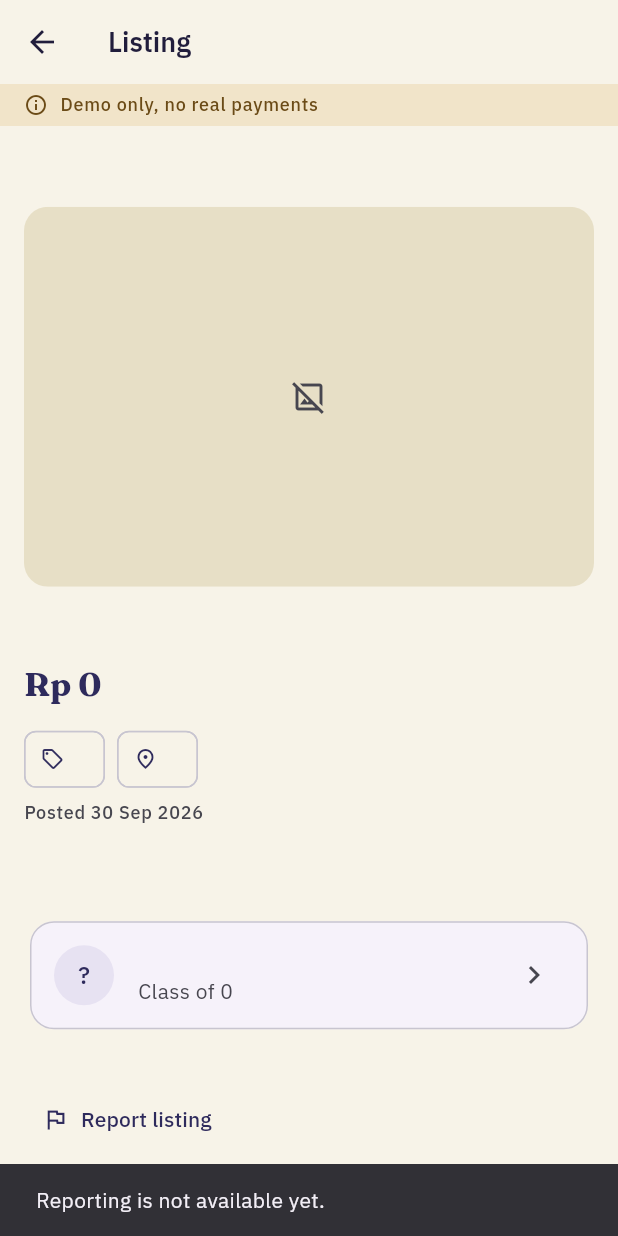
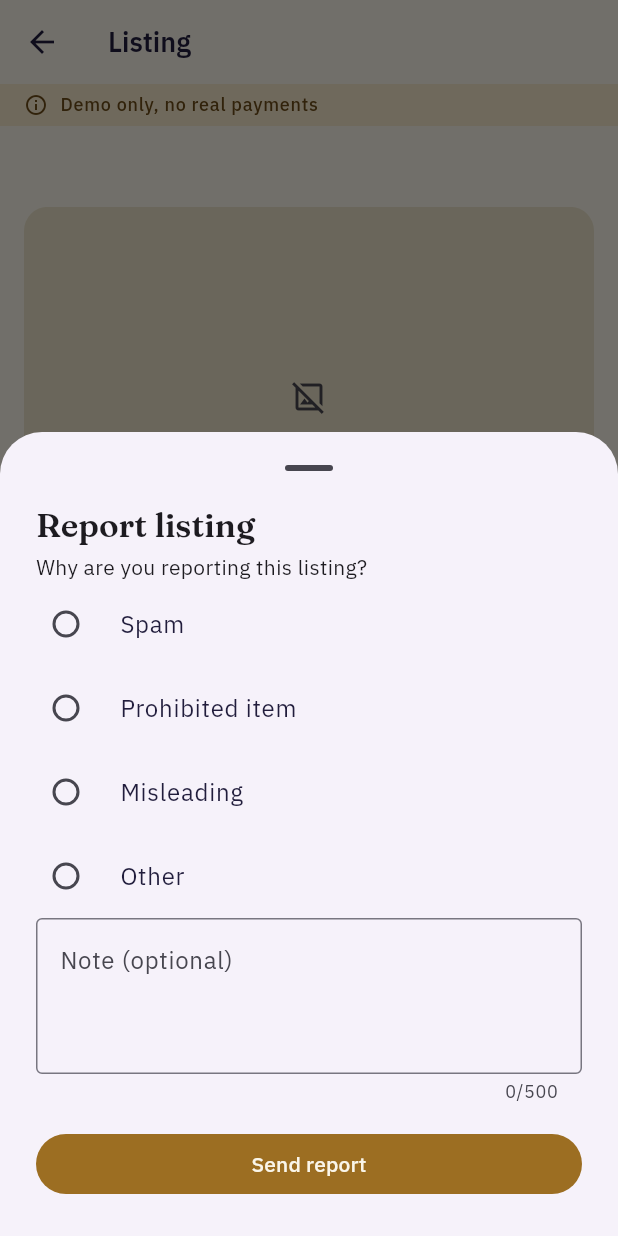
Before and after one commit to FarrelAlfarabi/Undip-Alumni-Connect, a Flutter app: the MarketplaceDetailScreen screen opened directly with empty values, after a tap on "Report listing", on a phone screen of 412 x 824 dp. Run offline on Flutter 3.47's test engine with Material 3 defaults, Android fonts, the phone set to English and light mode, and no system bars; our stand-ins replace file_picker, flutter_dotenv, google_fonts, supabase_flutter; accounts and stored records are empty; network calls fail.

Commit message:
marketplace-demo: stage 4 - admin review queue, report sheet, report counts
Co-Authored-By: Claude Sonnet 5.5 <noreply@anthropic.com>
Claude-Session: https://claude.ai/code/session_018AFKSDtt6KfK7fT36reepr

```diff
--- a/lib/data/marketplace_messages.dart
+++ b/lib/data/marketplace_messages.dart
@@ -10,6 +10,12 @@ String marketplaceErrorMessage(Object error) {
         return 'You can only change your own listings.';
       case MarketplaceErrorCode.notFound:
         return 'This listing no longer exists.';
+      case MarketplaceErrorCode.notAdmin:
+        return 'Only admins can do this.';
+      case MarketplaceErrorCode.reasonRequired:
+        return 'Give a reason for rejecting.';
+      case MarketplaceErrorCode.duplicateReport:
+        return 'You already reported this listing.';
       case MarketplaceErrorCode.invalidState:
         return 'This listing cannot be changed in its current state.';
       default:
@@ -29,3 +35,6 @@ const kEditedApprovedMessage =
 
 const kEditedMessage =
     'Changes saved. Your listing will appear once an admin approves it.';
+
+const kReportSentMessage =
+    'Thanks, your report was sent. An admin will take a look.';
--- a/lib/models/marketplace_listing.dart
+++ b/lib/models/marketplace_listing.dart
@@ -95,6 +95,27 @@ class MarketplaceListing {
   /// Only present when the query joined alumni_profiles (browse/detail).
   final MarketplaceSeller? seller;
 
+  MarketplaceListing withSeller(MarketplaceSeller? seller) {
+    return MarketplaceListing(
+      id: id,
+      sellerId: sellerId,
+      title: title,
+      description: description,
+      priceIdr: priceIdr,
+      category: category,
+      city: city,
+      imageUrl: imageUrl,
+      status: status,
+      createdAt: createdAt,
+      updatedAt: updatedAt,
+      shopUrl: shopUrl,
+      contactInfo: contactInfo,
+      rejectedReason: rejectedReason,
+      approvedAt: approvedAt,
+      seller: seller,
+    );
+  }
+
   factory MarketplaceListing.fromMap(Map<String, dynamic> map) {
     final sellerMap = map['seller'];
     return MarketplaceListing(
@@ -145,4 +166,25 @@ class MarketplaceListingInput {
   final String? contactInfo;
 }
 
-enum ReportReason { spam, prohibited, misleading, other }
+enum ReportReason {
+  spam('Spam'),
+  prohibited('Prohibited item'),
+  misleading('Misleading'),
+  other('Other');
+
+  const ReportReason(this.label);
+  final String label;
+}
+
+/// Admin view: how many reports a listing has received.
+class ReportCount {
+  const ReportCount({required this.listingId, required this.count});
+
+  final String listingId;
+  final int count;
+
+  factory ReportCount.fromMap(Map<String, dynamic> map) => ReportCount(
+    listingId: map['listing_id'] as String,
+    count: (map['report_count'] as num).toInt(),
+  );
+}
--- a/lib/screens/marketplace_detail_screen.dart
+++ b/lib/screens/marketplace_detail_screen.dart
@@ -6,6 +6,7 @@ import '../data/marketplace_repository.dart';
 import '../models/marketplace_listing.dart';
 import '../widgets/marketplace_demo_notice.dart';
 import 'marketplace_screen.dart' show ListingImage;
+import 'marketplace_report_sheet.dart';
 import 'profile_detail_screen.dart';
 
 typedef UrlOpener = Future<bool> Function(Uri uri);
@@ -31,8 +32,7 @@ class MarketplaceDetailScreen extends StatefulWidget {
   final ValueNotifier<Map<String, dynamic>> currentUser;
   final UrlOpener openUrl;
 
-  /// Wired to the report sheet in a later stage. Null shows a placeholder
-  /// message instead.
+  /// Overrides the default report sheet (used by tests).
   final VoidCallback? onReport;
 
   @override
@@ -100,8 +100,11 @@ class _MarketplaceDetailScreenState extends State<MarketplaceDetailScreen> {
       widget.onReport!();
       return;
     }
-    ScaffoldMessenger.of(context).showSnackBar(
-      const SnackBar(content: Text('Reporting is not available yet.')),
+    showReportSheet(
+      context,
+      repository: widget.repository,
+      listingId: _l.id,
+      reporterId: widget.currentUser.value['id'] as String,
     );
   }
 
--- /dev/null
+++ b/lib/screens/marketplace_report_sheet.dart
@@ -0,0 +1,156 @@
+import 'package:flutter/material.dart';
+
+import '../data/marketplace_messages.dart';
+import '../data/marketplace_repository.dart';
+import '../models/marketplace_listing.dart';
+
+/// Bottom sheet to report a listing: pick a reason, optional note.
+/// Shows the result as a snackbar on the caller's scaffold.
+Future<void> showReportSheet(
+  BuildContext context, {
+  required MarketplaceRepository repository,
+  required String listingId,
+  required String reporterId,
+}) {
+  final messenger = ScaffoldMessenger.of(context);
+  return showModalBottomSheet<void>(
+    context: context,
+    isScrollControlled: true,
+    showDragHandle: true,
+    builder: (ctx) => _ReportSheet(
+      repository: repository,
+      listingId: listingId,
+      reporterId: reporterId,
+      messenger: messenger,
+    ),
+  );
+}
+
+class _ReportSheet extends StatefulWidget {
+  const _ReportSheet({
+    required this.repository,
+    required this.listingId,
+    required this.reporterId,
+    required this.messenger,
+  });
+
+  final MarketplaceRepository repository;
+  final String listingId;
+  final String reporterId;
+  final ScaffoldMessengerState messenger;
+
+  @override
+  State<_ReportSheet> createState() => _ReportSheetState();
+}
+
+class _ReportSheetState extends State<_ReportSheet> {
+  ReportReason? _reason;
+  final _note = TextEditingController();
+  bool _sending = false;
+  String? _error;
+
+  @override
+  void dispose() {
+    _note.dispose();
+    super.dispose();
+  }
+
+  Future<void> _send() async {
+    if (_reason == null) {
+      setState(() => _error = 'Pick a reason');
+      return;
+    }
+    setState(() {
+      _sending = true;
+      _error = null;
+    });
+    final navigator = Navigator.of(context);
+    try {
+      await widget.repository.report(
+        listingId: widget.listingId,
+        reporterId: widget.reporterId,
+        reason: _reason!,
+        note: _note.text,
+      );
+      widget.messenger.showSnackBar(
+        const SnackBar(content: Text(kReportSentMessage)),
+      );
+      navigator.pop();
+    } catch (e) {
+      if (!mounted) return;
+      setState(() {
+        _sending = false;
+        _error = marketplaceErrorMessage(e);
+      });
+    }
+  }
+
+  @override
+  Widget build(BuildContext context) {
+    final theme = Theme.of(context);
+    return Padding(
+      padding: EdgeInsets.fromLTRB(
+        24,
+        0,
+        24,
+        24 + MediaQuery.of(context).viewInsets.bottom,
+      ),
+      child: SingleChildScrollView(
+        child: Column(
+          mainAxisSize: MainAxisSize.min,
+          crossAxisAlignment: CrossAxisAlignment.stretch,
+          children: [
+            Text('Report listing', style: theme.textTheme.titleLarge),
+            const SizedBox(height: 4),
+            Text(
+              'Why are you reporting this listing?',
+              style: theme.textTheme.bodyMedium,
+            ),
+            RadioGroup<ReportReason>(
+              groupValue: _reason,
+              onChanged: (v) {
+                if (!_sending) setState(() => _reason = v);
+              },
+              child: Column(
+                children: [
+                  for (final r in ReportReason.values)
+                    RadioListTile<ReportReason>(
+                      contentPadding: EdgeInsets.zero,
+                      title: Text(r.label),
+                      value: r,
+                    ),
+                ],
+              ),
+            ),
+            TextField(
+              controller: _note,
+              enabled: !_sending,
+              maxLines: 3,
+              maxLength: 500,
+              decoration: const InputDecoration(
+                labelText: 'Note (optional)',
+                border: OutlineInputBorder(),
+                alignLabelWithHint: true,
+              ),
+            ),
+            if (_error != null) ...[
+              const SizedBox(height: 8),
+              Text(_error!, style: TextStyle(color: theme.colorScheme.error)),
+            ],
+            const SizedBox(height: 16),
+            FilledButton(
+              onPressed: _sending ? null : _send,
+              child: _sending
+                  ? const SizedBox(
+                      height: 20,
+                      width: 20,
+                      child: CircularProgressIndicator(strokeWidth: 2.5),
+                    )
+                  : const Text('Send report'),
+            ),
+          ],
+        ),
+      ),
+    );
+  }
+}
```
Also changed, not shown: lib/data/marketplace_repository.dart (+70 -0 lines), lib/screens/marketplace_admin_screen.dart (added, +375 -0 lines), lib/screens/marketplace_screen.dart (+24 -0 lines), 2 other files.
